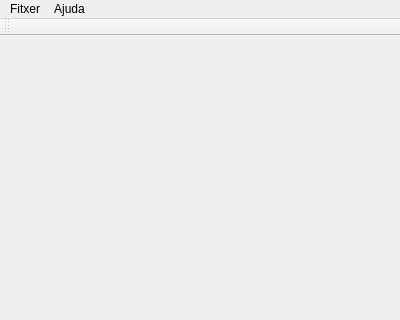
This is M7/Python/ProvaQt/ui/p17_dgr_enxampa.ui in dgr-85/DAM2 as Qt 5 draws it before an edit; both pictures show x 0 to 400 and y 0 to 320 of the 400 by 550 pixel window. The edited form follows.
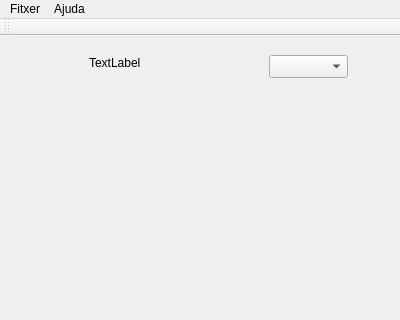
This is the edited form. The open tabs and pages were chosen to show the change.

Commit message: Dijous 2/5 M7 enxampa i javadoc

The edit to the form file:
```diff
--- a/M7/Python/ProvaQt/ui/p17_dgr_enxampa.ui
+++ b/M7/Python/ProvaQt/ui/p17_dgr_enxampa.ui
@@ -267,7 +267,31 @@
         </item>
        </layout>
       </widget>
-      <widget class="QWidget" name="configuracio"/>
+      <widget class="QWidget" name="configuracio">
+       <widget class="QComboBox" name="comboBox">
+        <property name="geometry">
+         <rect>
+          <x>260</x>
+          <y>10</y>
+          <width>79</width>
+          <height>23</height>
+         </rect>
+        </property>
+       </widget>
+       <widget class="QLabel" name="label">
+        <property name="geometry">
+         <rect>
+          <x>80</x>
+          <y>10</y>
+          <width>59</width>
+          <height>15</height>
+         </rect>
+        </property>
+        <property name="text">
+         <string>TextLabel</string>
+        </property>
+       </widget>
+      </widget>
       <widget class="QWidget" name="quanta"/>
      </widget>
     </item>
```
Left out of the diff: 2 changed lines with no effect on the pictures. The commit also changes 44 other files.
